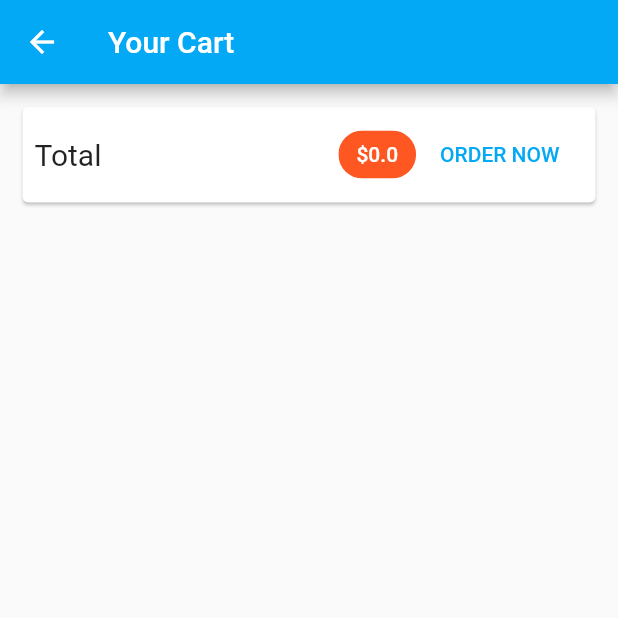
After one commit to Akash4097/Shoppingapp, a Flutter app: the CartScreen screen opened by its route, on a phone screen of 412 x 824 dp, the top half of it. The commit adds this screen. Run offline on Flutter 3.47's test engine with Material 2 defaults, Android fonts, the phone set to English and light mode, and no system bars; network calls fail.

Commit message:
added cartScreen and its functionlity of showing total price

```diff
--- a/lib/main.dart
+++ b/lib/main.dart
@@ -5,6 +5,7 @@ import './screens/product_overview_screen.dart';
 import './screens/product_details_screen.dart';
 import './providers/products_provider.dart';
 import './providers/cart.dart';
+import './screens/cart_screen.dart';
 
 void main() => runApp(MyApp());
 
@@ -34,7 +35,8 @@ class MyApp extends StatelessWidget {
         ),
         home: ProductOverViewScreen(),
         routes: {
-          ProductDetailsScreen.routeName: (ctx) => ProductDetailsScreen()
+          ProductDetailsScreen.routeName: (ctx) => ProductDetailsScreen(),
+          CartScreen.routeName: (ctx) => CartScreen()
         },
       ),
     );
--- a/lib/providers/cart.dart
+++ b/lib/providers/cart.dart
@@ -24,6 +24,14 @@ class Cart with ChangeNotifier {
     return _items.length;
   }
 
+  double get totalAmount {
+    double total = 0.0;
+    _items.forEach((key, cartItem) {
+      total += cartItem.price * cartItem.quantity;
+    });
+    return total;
+  }
+
   void addItem(String productId, double price, String title) {
     if (_items.containsKey(productId)) {
       _items.update(
--- /dev/null
+++ b/lib/screens/cart_screen.dart
@@ -0,0 +1,51 @@
+import 'package:flutter/material.dart';
+import 'package:provider/provider.dart';
+
+import '../providers/cart.dart';
+
+class CartScreen extends StatelessWidget {
+  static const routeName = "/cart-screen";
+
+  @override
+  Widget build(BuildContext context) {
+    final cart = Provider.of<Cart>(context);
+
+    return Scaffold(
+      appBar: AppBar(
+        title: Text("Your Cart"),
+      ),
+      body: Column(
+        children: <Widget>[
+          Card(
+            margin: const EdgeInsets.all(15),
+            child: Padding(
+              child: Row(
+                mainAxisAlignment: MainAxisAlignment.spaceAround,
+                children: <Widget>[
+                  Text(
+                    "Total",
+                    style: TextStyle(fontSize: 20),
+                  ),
+                  Spacer(),
+                  Chip(
+                    label: Text(
+                      "\$${cart.totalAmount}",
+                      style: TextStyle(color: Colors.white),
+                    ),
+                    backgroundColor: Theme.of(context).accentColor,
+                  ),
+                  FlatButton(
+                    textColor: Theme.of(context).primaryColor,
+                    child: Text("ORDER NOW"),
+                    onPressed: () {},
+                  )
+                ],
+              ),
+              padding: const EdgeInsets.all(8),
+            ),
+          )
+        ],
+      ),
+    );
+  }
+}
--- a/lib/screens/product_overview_screen.dart
+++ b/lib/screens/product_overview_screen.dart
@@ -4,6 +4,7 @@ import 'package:provider/provider.dart';
 import '../widgets/products_grid.dart';
 import '../widgets/badge.dart';
 import '../providers/cart.dart';
+import '../screens/cart_screen.dart';
 
 enum FilterOptions { Favorites, All }
 
@@ -49,7 +50,8 @@ class _ProductOverViewScreenState extends State<ProductOverViewScreen> {
               value: cart.itemsCount.toString(),
             ),
             child: IconButton(
-              onPressed: () {},
+              onPressed: () =>
+                  Navigator.of(context).pushNamed(CartScreen.routeName),
               icon: Icon(Icons.shopping_cart),
             ),
           )
--- a/lib/widgets/badge.dart
+++ b/lib/widgets/badge.dart
@@ -37,6 +37,7 @@ class Badge extends StatelessWidget {
               textAlign: TextAlign.center,
               style: TextStyle(
                 fontSize: 10,
+                color: Colors.white
               ),
             ),
           ),
```
